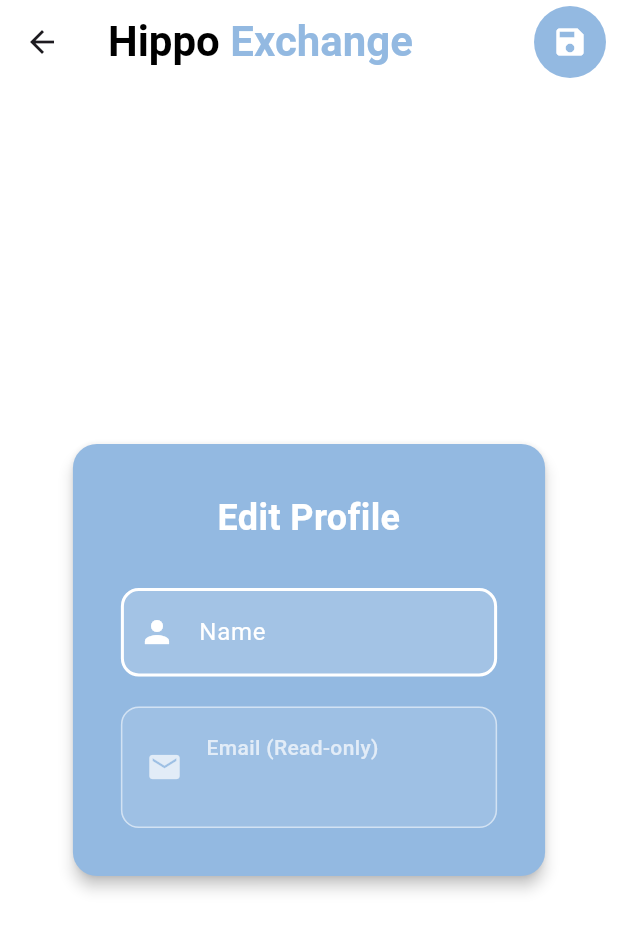
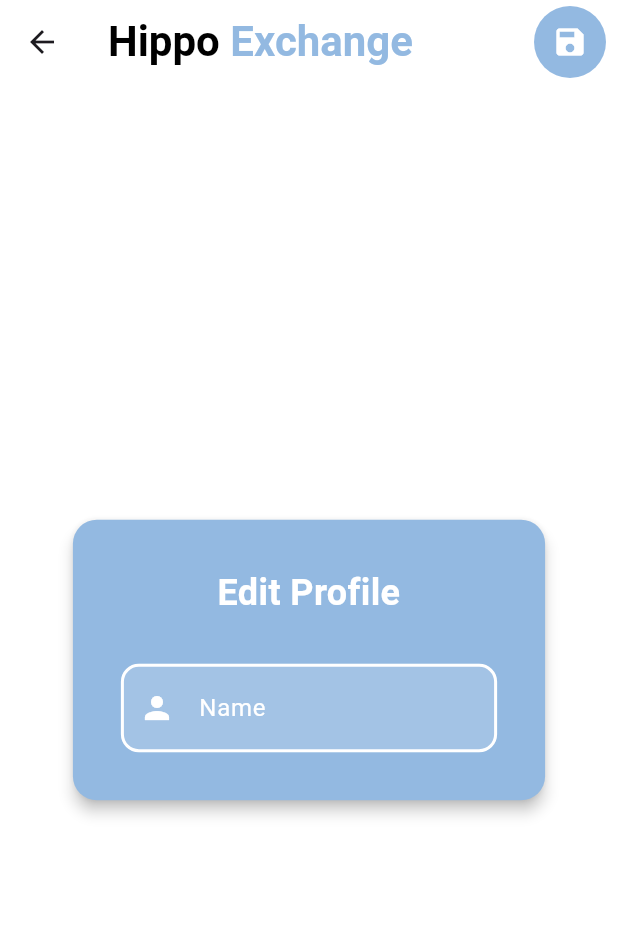
Before and after one commit to SE-Capstone-Team/Mobile-Hippo-Enterprise, a Flutter app: the UserProfilePage screen opened directly, after a tap on the "edit" icon, on a phone screen of 412 x 824 dp. Shown: the top 931 px of the screen. Run offline on Flutter 3.47's test engine with Material 3 defaults, Android fonts, the phone set to English and light mode, and no system bars; our stand-ins replace cloud_firestore, firebase_auth, firebase_core; accounts and stored records are empty.

Commit message:
updated email edit field to be hidden and saves on enter

```diff
--- a/hippo_exchange_mobile_app/lib/pages/profilePage.dart
+++ b/hippo_exchange_mobile_app/lib/pages/profilePage.dart
@@ -83,7 +83,7 @@ class _UserProfilePageState extends State<UserProfilePage> {
     if (_isEditing) {
       // Save changes when switching back from edit mode
       try {
-        // Update local variables (only name since email is read-only)
+        // Update local variables (only name since email is hidden)
         name = _nameController.text;
 
         // Update Firebase profile
@@ -113,6 +113,7 @@ class _UserProfilePageState extends State<UserProfilePage> {
   Widget _buildEditField(String label, TextEditingController controller) {
     return TextField(
       controller: controller,
+      onSubmitted: (_) => _toggleEdit(), // Submit on Enter - acts like save button
       style: const TextStyle(color: Colors.white, fontSize: 18),
       decoration: InputDecoration(
         labelText: label,
@@ -298,46 +299,6 @@ class _UserProfilePageState extends State<UserProfilePage> {
             ),
             const SizedBox(height: 30),
             _buildEditField("Name", _nameController),
-            const SizedBox(height: 20),
-            // Show email as read-only info
-            Container(
-              padding: const EdgeInsets.all(16),
-              decoration: BoxDecoration(
-                borderRadius: BorderRadius.circular(12),
-                color: Colors.white.withOpacity(0.1),
-                border: Border.all(color: Colors.white54),
-              ),
-              child: Row(
-                children: [
-                  Icon(Icons.email, color: Colors.white70, size: 24),
-                  const SizedBox(width: 16),
-                  Expanded(
-                    child: Column(
-                      crossAxisAlignment: CrossAxisAlignment.start,
-                      children: [
-                        Text(
-                          "Email (Read-only)",
-                          style: const TextStyle(
-                            color: Colors.white70,
-                            fontSize: 14,
-                            fontWeight: FontWeight.w500,
-                          ),
-                        ),
-                        const SizedBox(height: 4),
-                        Text(
-                          email,
-                          style: const TextStyle(
-                            color: Colors.white,
-                            fontSize: 16,
-                            fontWeight: FontWeight.w600,
-                          ),
-                        ),
-                      ],
-                    ),
-                  ),
-                ],
-              ),
-            ),
           ],
         ),
       ),
```
